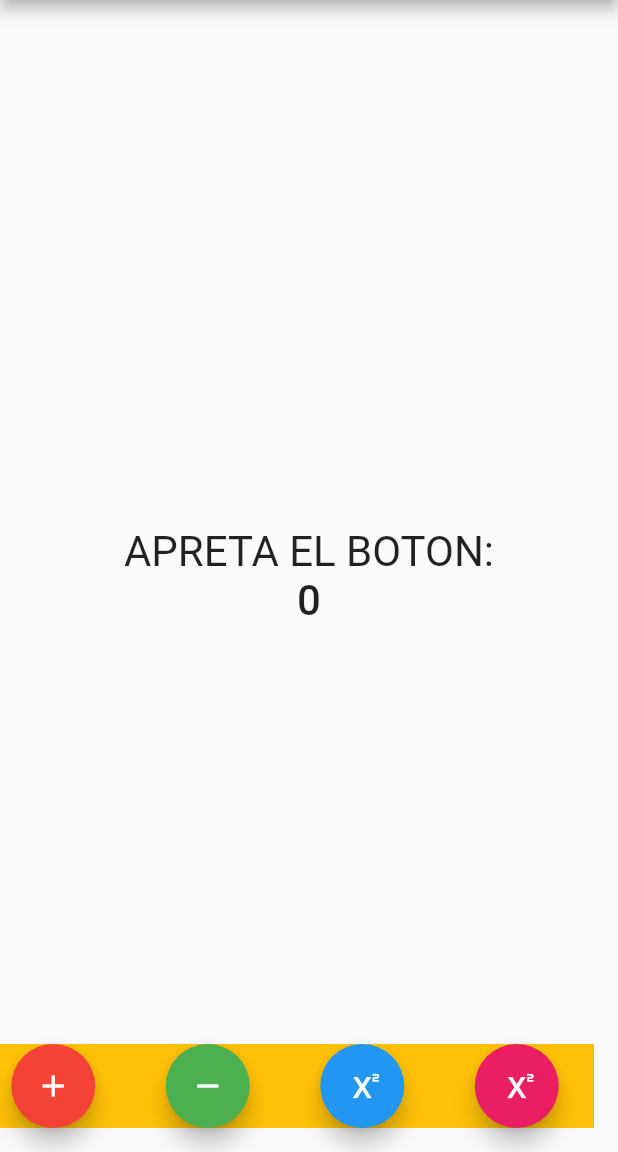
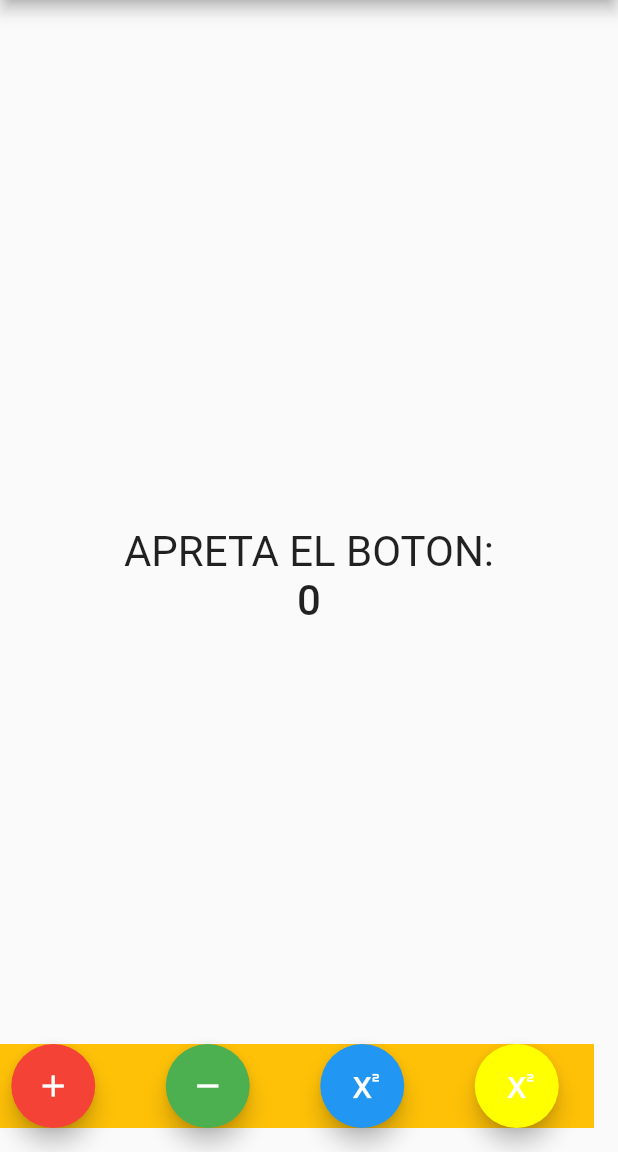
Before and after one commit to GabrielYanani/mi_primer_app, a Flutter app: the screen it shows after launch, on a phone screen of 412 x 824 dp, the part 84-1236 px from its top. Run offline on Flutter 3.47's test engine with Material 2 defaults, Android fonts, the light colour scheme and no system bars.

Commit message:
mi primer app 1.1.5

```diff
--- a/lib/main.dart
+++ b/lib/main.dart
@@ -110,7 +110,7 @@ class _MyHomePageState extends State<MyHomePage> {
               ),
             ),
             FloatingActionButton(
-              backgroundColor: Colors.pink,
+              backgroundColor: Colors.yellowAccent,
               mini: false,
               onPressed: _sumarx2,
               tooltip: 'multiplicar',
```
